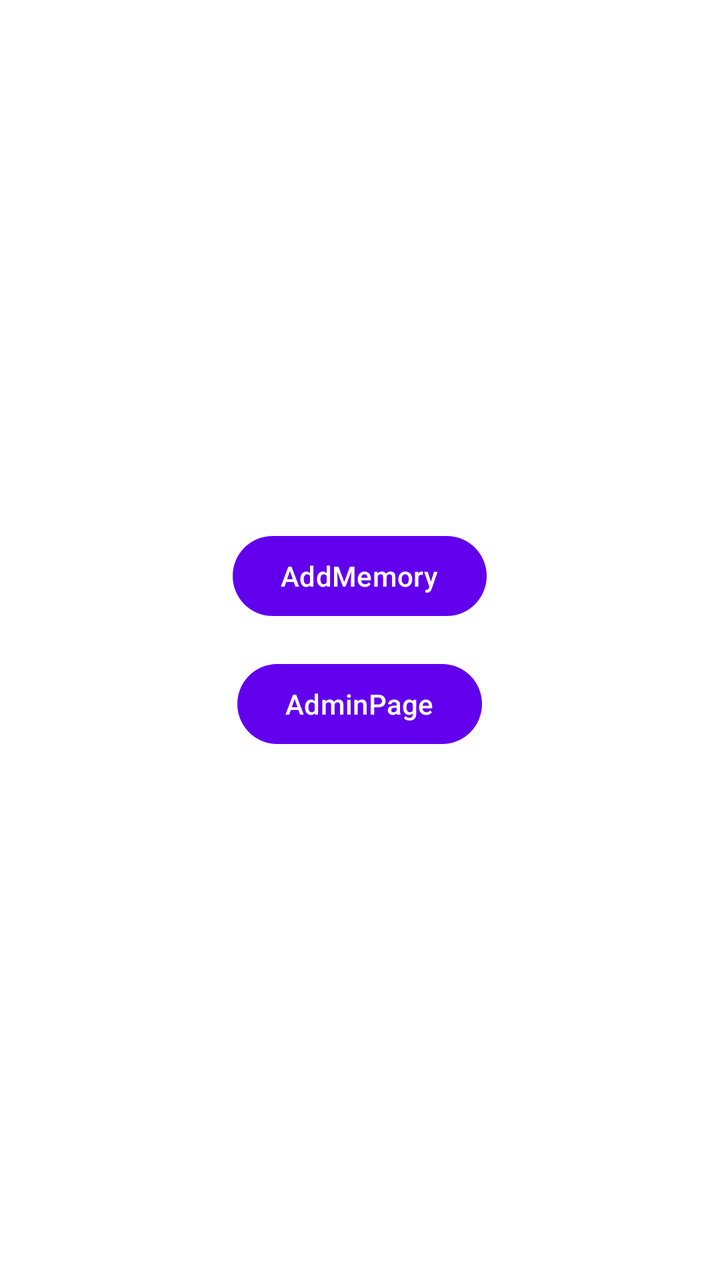
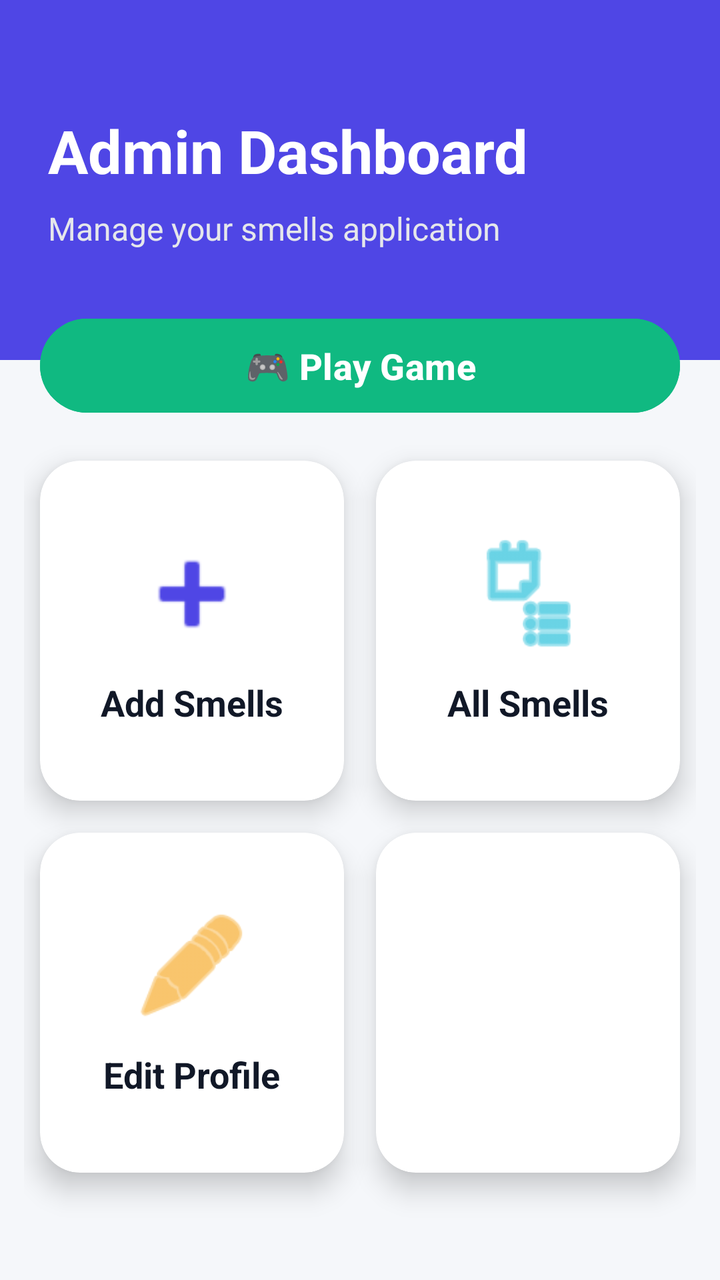

Before-and-after screenshots of an Android layout around one commit, followed by the original layout XML and the change that was made.
<!-- AndroidManifest.xml: application theme Theme.MoodSmells -->
<!-- res/layout/fragment_admin.xml -->
<?xml version="1.0" encoding="utf-8"?>
<FrameLayout xmlns:android="http://schemas.android.com/apk/res/android"
    xmlns:tools="http://schemas.android.com/tools"
    android:id="@+id/framelayout"
    android:layout_width="match_parent"
    android:layout_height="match_parent"
    android:background="@color/white"
    tools:context=".AdminFragment">


    <LinearLayout
        android:layout_width="match_parent"
        android:layout_height="match_parent"
        android:gravity="center"
        android:orientation="vertical"
        android:padding="16dp">

        <Button
            android:id="@+id/btnPage1"
            android:layout_width="wrap_content"
            android:layout_height="wrap_content"
            android:layout_marginBottom="16dp"
            android:text="AddMemory" />

        <Button
            android:id="@+id/btnPage2"
            android:layout_width="wrap_content"
            android:layout_height="wrap_content"
            android:text="AdminPage" />
    </LinearLayout>

</FrameLayout>
<!-- resources referenced by this layout -->
<resources>
  <color name="white">#FFFFFFFF</color>
  <style name="Theme.MoodSmells" parent="Theme.Material3.DayNight.NoActionBar">
          <item name="colorPrimary">@color/purple_500</item>
          <item name="colorPrimaryVariant">@color/purple_700</item>
          <item name="colorOnPrimary">@color/white</item>
      </style>
  <color name="purple_500">#FF6200EE</color>
  <color name="purple_700">#FF3700B3</color>
</resources>

<!-- the commit's change to res/layout/fragment_admin.xml (unified diff, before → after) -->
@@ -1,32 +1,177 @@
 <?xml version="1.0" encoding="utf-8"?>
-<FrameLayout xmlns:android="http://schemas.android.com/apk/res/android"
-    xmlns:tools="http://schemas.android.com/tools"
-    android:id="@+id/framelayout"
+<LinearLayout xmlns:android="http://schemas.android.com/apk/res/android"
+    xmlns:app="http://schemas.android.com/apk/res-auto"
     android:layout_width="match_parent"
     android:layout_height="match_parent"
-    android:background="@color/white"
-    tools:context=".AdminFragment">
+    android:orientation="vertical"
+    android:background="#F5F7FA">
 
-
+    
     <LinearLayout
         android:layout_width="match_parent"
-        android:layout_height="match_parent"
-        android:gravity="center"
+        android:layout_height="180dp"
+        android:background="#4F46E5"
+        android:gravity="center_vertical"
         android:orientation="vertical"
-        android:padding="16dp">
+        android:padding="24dp">
 
-        <Button
-            android:id="@+id/btnPage1"
+        <TextView
             android:layout_width="wrap_content"
             android:layout_height="wrap_content"
-            android:layout_marginBottom="16dp"
-            android:text="AddMemory" />
+            android:text="Admin Dashboard"
+            android:textColor="#FFFFFF"
+            android:textSize="30sp"
+            android:textStyle="bold" />
 
-        <Button
-            android:id="@+id/btnPage2"
+        <TextView
             android:layout_width="wrap_content"
             android:layout_height="wrap_content"
-            android:text="AdminPage" />
+            android:layout_marginTop="8dp"
+            android:text="Manage your smells application"
+            android:textColor="#E5E7EB"
+            android:textSize="16sp" />
     </LinearLayout>
 
-</FrameLayout>
+    
+    <Button
+        android:id="@+id/btnGame"
+        android:layout_width="match_parent"
+        android:layout_height="55dp"
+        android:layout_marginStart="20dp"
+        android:layout_marginTop="-25dp"
+        android:layout_marginEnd="20dp"
+        android:backgroundTint="#10B981"
+        android:elevation="6dp"
+        android:text="🎮 Play Game"
+        android:textAllCaps="false"
+        android:textColor="#FFFFFF"
+        android:textSize="18sp"
+        android:textStyle="bold" />
+
+    
+    <GridLayout
+        android:layout_width="match_parent"
+        android:layout_height="0dp"
+        android:layout_weight="1"
+        android:layout_margin="12dp"
+        android:columnCount="2">
+
+        
+        <androidx.cardview.widget.CardView
+            android:layout_width="0dp"
+            android:layout_height="170dp"
+            android:layout_columnWeight="1"
+            android:layout_margin="8dp"
+            app:cardCornerRadius="20dp"
+            app:cardElevation="8dp">
+
+            <LinearLayout
+                android:id="@+id/btnPage1"
+                android:layout_width="match_parent"
+                android:layout_height="match_parent"
+                android:gravity="center"
+                android:orientation="vertical">
+
+                <ImageView
+                    android:layout_width="60dp"
+                    android:layout_height="60dp"
+                    android:src="@android:drawable/ic_input_add"
+                    app:tint="#4F46E5" />
+
+                <TextView
+                    android:layout_width="wrap_content"
+                    android:layout_height="wrap_content"
+                    android:layout_marginTop="12dp"
+                    android:text="Add Smells"
+                    android:textColor="#111827"
+                    android:textSize="18sp"
+                    android:textStyle="bold" />
+            </LinearLayout>
+        </androidx.cardview.widget.CardView>
+
+        
+        <androidx.cardview.widget.CardView
+            android:layout_width="0dp"
+            android:layout_height="170dp"
+            android:layout_columnWeight="1"
+            android:layout_margin="8dp"
+            app:cardCornerRadius="20dp"
+            app:cardElevation="8dp">
+
+            <LinearLayout
+                android:id="@+id/btnPage2"
+                android:layout_width="match_parent"
+                android:layout_height="match_parent"
+                android:gravity="center"
+                android:orientation="vertical">
+
+                <ImageView
+                    android:layout_width="60dp"
+                    android:layout_height="60dp"
+                    android:src="@android:drawable/ic_menu_agenda"
+                    app:tint="#06B6D4" />
+
+                <TextView
+                    android:layout_width="wrap_content"
+                    android:layout_height="wrap_content"
+                    android:layout_marginTop="12dp"
+                    android:text="All Smells"
+                    android:textColor="#111827"
+                    android:textSize="18sp"
+                    android:textStyle="bold" />
+            </LinearLayout>
+        </androidx.cardview.widget.CardView>
+
+        
+        <androidx.cardview.widget.CardView
+            android:layout_width="0dp"
+            android:layout_height="170dp"
+            android:layout_columnWeight="1"
+            android:layout_margin="8dp"
+            app:cardCornerRadius="20dp"
+            app:cardElevation="8dp">
+
+            <LinearLayout
+                android:id="@+id/btnEdit"
+                android:layout_width="match_parent"
+                android:layout_height="match_parent"
+                android:gravity="center"
+                android:orientation="vertical">
+
+                <ImageView
+                    android:layout_width="60dp"
+                    android:layout_height="60dp"
+                    android:src="@android:drawable/ic_menu_edit"
+                    app:tint="#F59E0B" />
+
+                <TextView
+                    android:layout_width="wrap_content"
+                    android:layout_height="wrap_content"
+                    android:layout_marginTop="12dp"
+                    android:text="Edit Profile"
+                    android:textColor="#111827"
+                    android:textSize="18sp"
+                    android:textStyle="bold" />
+            </LinearLayout>
+        </androidx.cardview.widget.CardView>
+
+        
+        <androidx.cardview.widget.CardView
+            android:layout_width="0dp"
+            android:layout_height="170dp"
+            android:layout_columnWeight="1"
+            android:layout_margin="8dp"
+            app:cardCornerRadius="20dp"
+            app:cardElevation="8dp">
+
+            <LinearLayout
+                android:id="@+id/btnDetails"
+                android:layout_width="match_parent"
+                android:layout_height="match_parent"
+                android:gravity="center"
+                android:orientation="vertical"/>
+        </androidx.cardview.widget.CardView>
+
+    </GridLayout>
+
+</LinearLayout>
